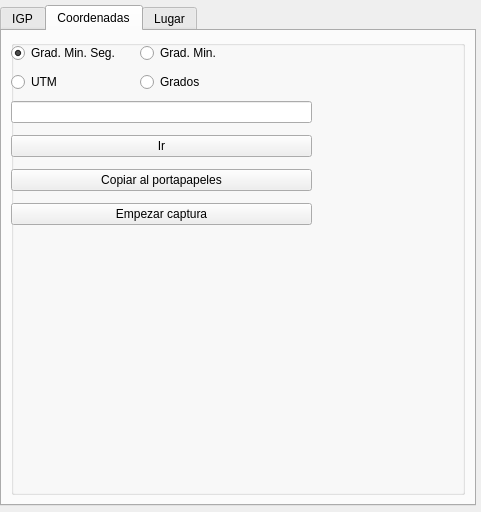
The window that ui_igpdialog.ui (fherdom/igp) describes before a commit, drawn with Qt 5.
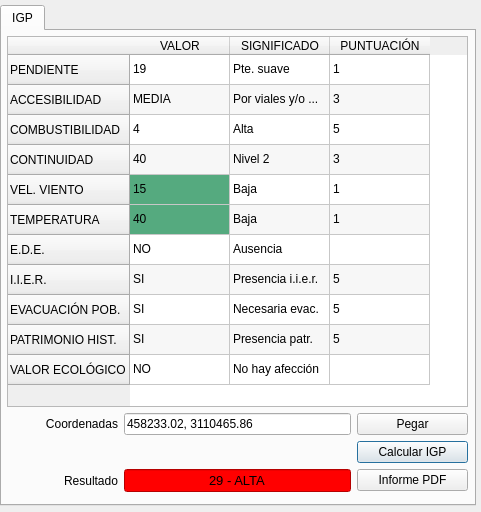
The same window after the commit. The open tabs and pages were chosen to show the change.

```diff
--- a/ui_igpdialog.ui
+++ b/ui_igpdialog.ui
@@ -547,176 +547,7 @@
      </layout>
     </widget>
    </widget>
-   <widget class="QWidget" name="tab002">
-    <property name="enabled">
-     <bool>true</bool>
-    </property>
-    <attribute name="title">
-     <string>Coordenadas</string>
-    </attribute>
-    <layout class="QVBoxLayout" name="verticalLayout_2">
-     <item>
-      <widget class="QGroupBox" name="groupBox_7">
-       <property name="enabled">
-        <bool>true</bool>
-       </property>
-       <property name="title">
-        <string/>
-       </property>
-       <widget class="QWidget" name="layoutWidget_2">
-        <property name="geometry">
-         <rect>
-          <x>0</x>
-          <y>0</y>
-          <width>252</width>
-          <height>56</height>
-         </rect>
-        </property>
-        <layout class="QGridLayout" name="gridLayout_3">
-         <item row="1" column="0">
-          <widget class="QRadioButton" name="radioutm">
-           <property name="text">
-            <string>UTM</string>
-           </property>
-          </widget>
-         </item>
-         <item row="0" column="0">
-          <widget class="QRadioButton" name="radiodms">
-           <property name="text">
-            <string>Grad. Min. Seg.</string>
-           </property>
-           <property name="checked">
-            <bool>true</bool>
-           </property>
-          </widget>
-         </item>
-         <item row="0" column="1">
-          <widget class="QRadioButton" name="radiodm">
-           <property name="text">
-            <string>Grad. Min.</string>
-           </property>
-          </widget>
-         </item>
-         <item row="1" column="1">
-          <widget class="QRadioButton" name="radiod">
-           <property name="text">
-            <string>Grados</string>
-           </property>
-          </widget>
-         </item>
-        </layout>
-       </widget>
-       <widget class="QWidget" name="layoutWidget">
-        <property name="geometry">
-         <rect>
-          <x>0</x>
-          <y>55</y>
-          <width>301</width>
-          <height>136</height>
-         </rect>
-        </property>
-        <layout class="QGridLayout" name="gridLayout_2">
-         <item row="0" column="0">
-          <widget class="QLineEdit" name="txtCoordinates"/>
-         </item>
-         <item row="3" column="0">
-          <widget class="QPushButton" name="btnGet">
-           <property name="text">
-            <string>Empezar captura</string>
-           </property>
-          </widget>
-         </item>
-         <item row="2" column="0">
-          <widget class="QPushButton" name="btnClipboard">
-           <property name="text">
-            <string>Copiar al portapapeles</string>
-           </property>
-          </widget>
-         </item>
-         <item row="1" column="0">
-          <widget class="QPushButton" name="btnGo">
-           <property name="text">
-            <string>Ir</string>
-           </property>
-          </widget>
-         </item>
-        </layout>
-       </widget>
-      </widget>
-     </item>
-    </layout>
    </widget>
-   <widget class="QWidget" name="tab001">
-    <property name="enabled">
-     <bool>true</bool>
-    </property>
-    <property name="minimumSize">
-     <size>
-      <width>472</width>
-      <height>0</height>
-     </size>
-    </property>
-    <attribute name="title">
-     <string>Lugar</string>
-    </attribute>
-    <layout class="QVBoxLayout" name="verticalLayout">
-     <property name="sizeConstraint">
-      <enum>QLayout::SetMaximumSize</enum>
-     </property>
-     <item>
-      <widget class="QLineEdit" name="txtSearch"/>
-     </item>
-     <item>
-      <widget class="QCheckBox" name="chkBBOX">
-       <property name="sizePolicy">
-        <sizepolicy hsizetype="Expanding" vsizetype="Fixed">
-         <horstretch>0</horstretch>
-         <verstretch>0</verstretch>
-        </sizepolicy>
-       </property>
-       <property name="text">
-        <string>Limitar la búsqueda a la extensión actual</string>
-       </property>
-      </widget>
-     </item>
-     <item>
-      <widget class="QTableWidget" name="tblResult">
-       <property name="enabled">
-        <bool>false</bool>
-       </property>
-       <property name="sizePolicy">
-        <sizepolicy hsizetype="Expanding" vsizetype="Minimum">
-         <horstretch>0</horstretch>
-         <verstretch>0</verstretch>
-        </sizepolicy>
-       </property>
-       <property name="editTriggers">
-        <set>QAbstractItemView::NoEditTriggers</set>
-       </property>
-       <property name="selectionBehavior">
-        <enum>QAbstractItemView::SelectRows</enum>
-       </property>
-       <property name="showGrid">
-        <bool>true</bool>
-       </property>
-       <property name="columnCount">
-        <number>3</number>
-       </property>
-       <column/>
-       <column/>
-       <column/>
-      </widget>
-     </item>
-     <item>
-      <widget class="QLabel" name="lblResult">
-       <property name="text">
-        <string>Encontrado (s)</string>
-       </property>
-      </widget>
-     </item>
-    </layout>
-   </widget>
-  </widget>
  </widget>
  <tabstops>
   <tabstop>tabWidget</tabstop>
```
Left out of the diff: 13 changed lines with no effect on the pictures.
